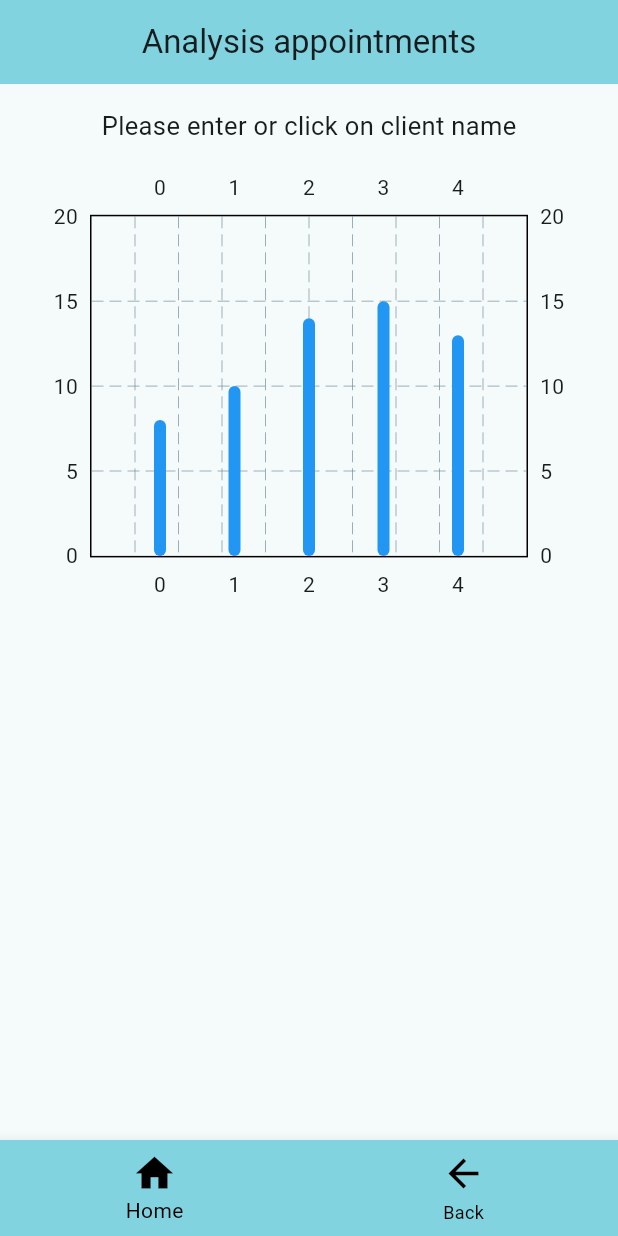
After one commit to FantasyRuinX/Flutter-ManageAppointments, a Flutter app: the AnalysisAppointment screen opened by its route, on a phone screen of 412 x 824 dp. The commit adds this screen. Run offline on Flutter 3.47's test engine with Material 3 defaults, Android fonts, the phone set to English and light mode, and no system bars; drawn by our look-alikes of fl_chart; our stand-ins replace device_preview, flutter_animate, flutter_local_notifications, get, permission_handler, sqflite and 1 more; missing offline and left inert: flutter_background_service; accounts and stored records are empty.

Commit message:
Added analysisAppointment.dart

```diff
--- /dev/null
+++ b/lib/UI/analysisAppointment.dart
@@ -0,0 +1,115 @@
+import 'package:flutter/material.dart';
+import 'package:flutter_animate/flutter_animate.dart';
+import 'package:fl_chart/fl_chart.dart';
+import 'package:provider/provider.dart';
+import 'package:Flutter_ManageAppointments/Data/eventViewModel.dart';
+import 'package:get/get.dart';
+import '../Data/eventModel.dart';
+
+class AnalysisAppointment extends StatefulWidget {
+  final String title;
+
+  const AnalysisAppointment({super.key, required this.title});
+
+  @override
+  State<AnalysisAppointment> createState() => _AnalysisAppointmentState();
+}
+
+class _AnalysisAppointmentState extends State<AnalysisAppointment> {
+  List<Event> _clientsData = [];
+  final List<String> _clientNameList = [];
+  int _selectedItem = 0;
+  late Size _screenSize = MediaQuery.sizeOf(context);
+
+  @override
+  void initState() {
+    super.initState();
+    loadClients();
+  }
+
+  void loadClients() async {
+    final eventViewModel = Provider.of<EventViewModel>(context, listen: false);
+    await eventViewModel.readDB();
+    setState(() {
+      _clientsData = eventViewModel.organisedEvents;
+    });
+  }
+
+  void setCurrentItem(BuildContext context, EventViewModel eventViewModel, int index) {
+    //Show Dialog variables
+    setState(() {
+      _selectedItem = index;
+
+      switch (_selectedItem) {
+        case 0:
+          Get.offAndToNamed("/home");
+          break;
+        case 1:
+          Get.offAndToNamed("/listAppointments");
+          break;
+      }
+    });
+  }
+
+
+
+  @override
+  Widget build(BuildContext context) {
+    _screenSize = MediaQuery.sizeOf(context);
+
+    return Consumer<EventViewModel>(builder: (context, eventViewModel, child) {
+      return SafeArea(
+          child: Scaffold(
+              appBar: AppBar(
+                backgroundColor: Theme.of(context).colorScheme.inversePrimary,
+                centerTitle: true,
+                automaticallyImplyLeading: false,
+                title: Text(widget.title),
+              ),
+              body: SingleChildScrollView(
+                  padding: const EdgeInsets.all(16.0),
+                  child: Center(
+                      child: Column(
+                          mainAxisAlignment: MainAxisAlignment.start,
+                          children: <Widget>[
+                        SizedBox(
+                            height: _screenSize.height * 0.05,
+                            child: const Text(
+                                style: TextStyle(fontSize: 17),
+                                "Please enter or click on client name")),
+                            SizedBox(
+                              width: _screenSize.width,
+                              height: _screenSize.height * 0.35,
+                              child : BarChart(BarChartData(
+                                maxY: 20,
+                                barGroups: [
+                                  BarChartGroupData(x: 0, barRods: [BarChartRodData(toY: 8, color: Colors.blue)]),
+                                  BarChartGroupData(x: 1, barRods: [BarChartRodData(toY: 10, color: Colors.blue)]),
+                                  BarChartGroupData(x: 2, barRods: [BarChartRodData(toY: 14, color: Colors.blue)]),
+                                  BarChartGroupData(x: 3, barRods: [BarChartRodData(toY: 15, color: Colors.blue)]),
+                                  BarChartGroupData(x: 4, barRods: [BarChartRodData(toY: 13, color: Colors.blue)]),
+                                ],
+                              ))
+                            ),
+                      ]))),
+              bottomNavigationBar: BottomNavigationBar(
+                items: const <BottomNavigationBarItem>[
+                  BottomNavigationBarItem(
+                      icon: Icon(Icons.home), label: "Home"),
+                  BottomNavigationBarItem(
+                      icon: Icon(Icons.arrow_back), label: "Back"),
+                ],
+                currentIndex: _selectedItem,
+                onTap: (i) => setCurrentItem(context, eventViewModel, i),
+                //Show all 4 icons because more than 3 makes it invisible
+                type: BottomNavigationBarType.fixed,
+                //
+                unselectedItemColor: Colors.black,
+                selectedItemColor: Colors.black,
+                backgroundColor: Theme.of(context).colorScheme.inversePrimary,
+                iconSize: 30,
+              )
+      ));
+    });
+  }
+}
--- a/lib/main.dart
+++ b/lib/main.dart
@@ -5,6 +5,7 @@ import 'package:permission_handler/permission_handler.dart';
 import 'package:provider/provider.dart';
 import 'package:Flutter_ManageAppointments/Data/eventViewModel.dart';
 import 'Data/backgroundService.dart';
+import 'UI/analysisAppointment.dart';
 import 'UI/home.dart';
 import 'UI/addAppointment.dart';
 import 'UI/listAppointment.dart';
@@ -51,7 +52,7 @@ class MyApp extends StatelessWidget {
             name: '/home',
             page: () => const MyHomePage(title: 'Appointments'),
             preventDuplicates: true,
-            transition: Transition.downToUp,
+            transition: Transition.zoom,
             transitionDuration: const Duration(milliseconds: 500),
             curve: Curves.easeInOut),
         GetPage(
@@ -70,7 +71,7 @@ class MyApp extends StatelessWidget {
             curve: Curves.easeInOut),
         GetPage(
             name: '/analysisAppointments',
-            page: () => const ListAppointment(title: 'Analysis appointments'),
+            page: () => const AnalysisAppointment(title: 'Analysis appointments'),
             preventDuplicates: true,
             transition: Transition.downToUp,
             transitionDuration: const Duration(milliseconds: 500),
```
